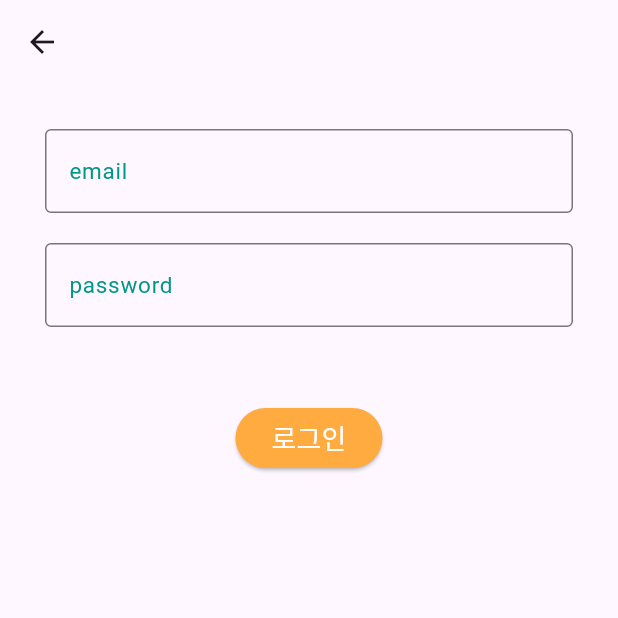
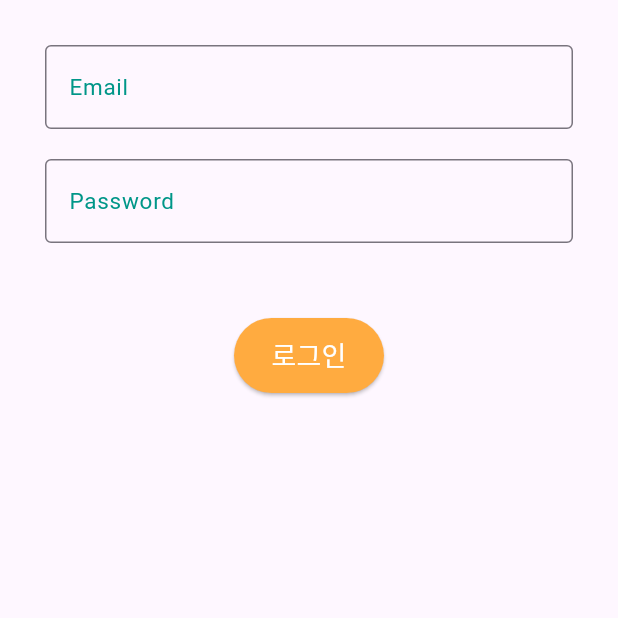
Before and after one commit to GDSC-DGU/2024-SolutionChallenge-InGlo-client, a Flutter app: the LoginPage screen opened directly, on a phone screen of 412 x 824 dp, the top half of it. Run offline on Flutter 3.47's test engine with Material 3 defaults, Android fonts, the phone set to English and light mode, and no system bars; our stand-ins replace flutter_svg.

```diff
--- a/lib/models/appbar/appbar.dart
+++ b/lib/models/appbar/appbar.dart
@@ -23,8 +23,7 @@ class NavigationAppBar extends StatelessWidget {
   Widget build(BuildContext context) {
 
     // 아래 네비게이션 바
-    return Scaffold(
-      bottomNavigationBar: NavigationBar(
+    return NavigationBar(
         destinations: [
           NavigationDestination(
             icon: getIconColor('assets/icon/navigation/news_icon.svg', 0), // 이미지 경로
@@ -48,7 +47,6 @@ class NavigationAppBar extends StatelessWidget {
         onDestinationSelected: onItemTapped, // tab event
         indicatorColor: Colors.transparent, // 선택된 경우 버튼 색상(기본)
         backgroundColor: Colors.white, // 배경색
-      ),
-    );
+      );
   }
 }
--- a/lib/screens/signin/signin.dart
+++ b/lib/screens/signin/signin.dart
@@ -4,66 +4,57 @@ import 'package:flutter/material.dart';
 class LoginPage extends StatelessWidget {
   @override
   Widget build(BuildContext context) {
+    // Using Scaffold as the base widget for the page layout.
     return Scaffold(
-      appBar: AppBar(),
-      body: Column(
-        children: [
-          // 입력 폼
-          Form(
-            // 색상
+      // Utilizing SingleChildScrollView to ensure the page is scrollable when the keyboard appears.
+      body: SingleChildScrollView(
+        child: Padding(
+          // Consistent padding around the form for better layout.
+          padding: const EdgeInsets.all(30.0),
+          child: Form(
             child: Theme(
+              // Custom Theme data for the form elements.
               data: ThemeData(
-                // 메인 컬러
-                primaryColor: Colors.grey,
+                primaryColor: Colors.teal, // Adjusting primaryColor to match the overall theme.
                 inputDecorationTheme: InputDecorationTheme(
-                  // input color, font-size css
                   labelStyle: TextStyle(color: Colors.teal, fontSize: 15.0),
                 ),
               ),
-              // 내부 컨테이너
-              child: Container(
-                // 패딩
-                padding: EdgeInsets.fromLTRB(30, 30, 30, 0),	// 각각 (left, top, right, bottom)
-                child: SingleChildScrollView(
               child: Column(
                 children: [
+                  // Email TextField
                   TextField(
                     decoration: InputDecoration(
-                          labelText: 'email',
-                          hintText: 'email',
+                      labelText: 'Email',
+                      hintText: 'Enter your email',
                       border: OutlineInputBorder(),
                     ),
                     keyboardType: TextInputType.emailAddress,
                   ),
                   SizedBox(height: 20.0),
+                  // Password TextField
                   TextField(
                     decoration: InputDecoration(
-                          hintText: 'password',
-                          labelText: 'password',
+                      labelText: 'Password',
+                      hintText: 'Enter your password',
                       border: OutlineInputBorder(),
                     ),
-                        keyboardType: TextInputType.text,
-                        obscureText: true,
+                    obscureText: true, // Ensures text is obscured for password entry.
                   ),
-                      // text field 간 간격
                   SizedBox(height: 50.0),
-                      ButtonTheme(
-                        minWidth: 100.0,
-                        height: 50.0,
-                        child: ElevatedButton(
+                  // Login Button
+                  ElevatedButton(
                     onPressed: () {
-                            // 버튼 클릭 이벤트 처리
+                      // Placeholder for login logic.
+                      print('Login button pressed'); // Example action to replace with actual login logic.
                     },
                     style: ElevatedButton.styleFrom(
-                            backgroundColor: Colors.orangeAccent,
+                      primary: Colors.orangeAccent, // Button background color.
+                      minimumSize: Size(100, 50), // Button size.
                     ),
                     child: Text(
-                            "로그인", // 버튼 내부에 들어갈 텍스트
-                            style: TextStyle(
-                              fontSize: 18, // 텍스트 크기 설정
-                              color: Colors.white, // 텍스트 색상 설정
-                            ),
-                          ),
+                      "로그인",
+                      style: TextStyle(fontSize: 18, color: Colors.white),
                     ),
                   ),
                 ],
@@ -72,8 +63,6 @@ class LoginPage extends StatelessWidget {
           ),
         ),
       ),
-        ],
-      ),
     );
   }
 }
```
Also changed, not shown: lib/main.dart (+37 -19 lines). Lines whose indentation alone changed are shown as unchanged.
